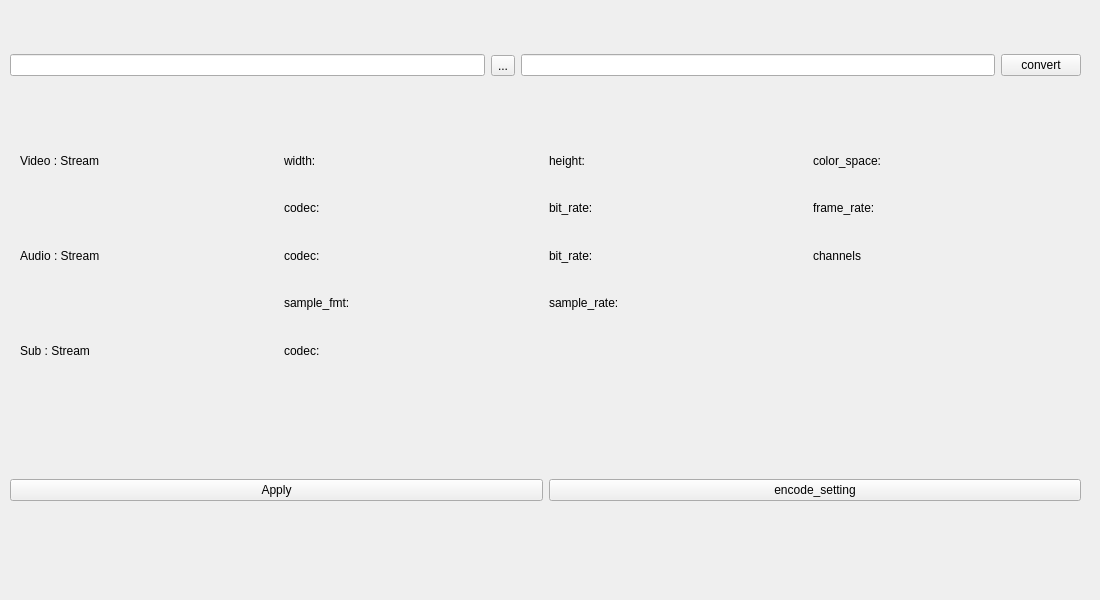
First picture: the form in widget.ui, repository JackLau1222/OpenConverter, before the edit.
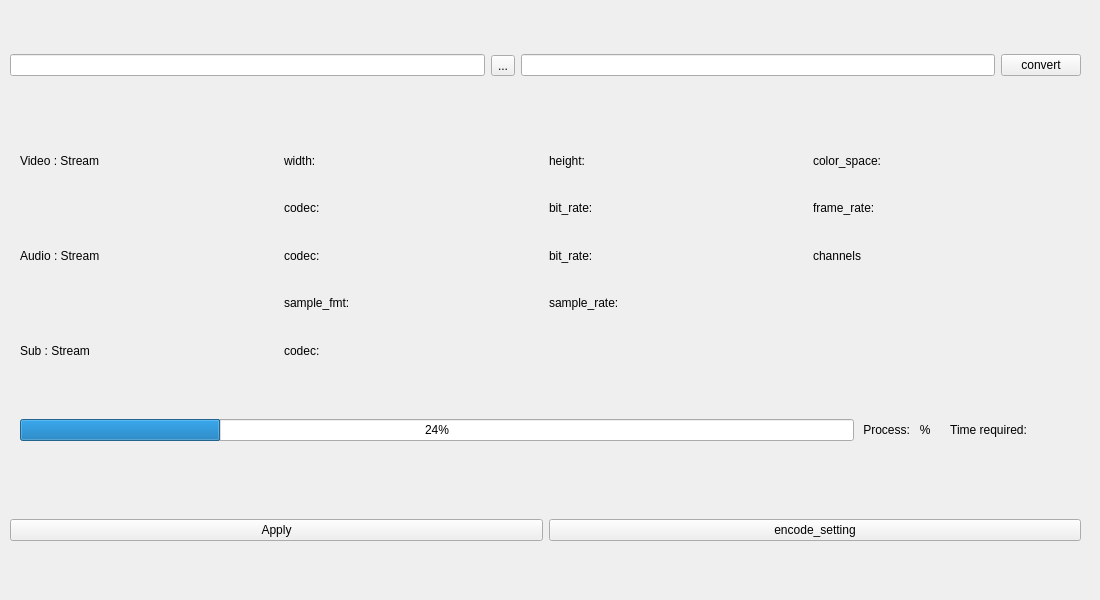
Second picture: the form after the edit.

Diff of the .ui file:
```diff
--- a/widget.ui
+++ b/widget.ui
@@ -180,7 +180,7 @@
    <property name="geometry">
     <rect>
      <x>10</x>
-     <y>450</y>
+     <y>490</y>
      <width>1071</width>
      <height>81</height>
     </rect>
@@ -202,6 +202,39 @@
     </item>
    </layout>
   </widget>
+  <widget class="QWidget" name="horizontalLayoutWidget_3">
+   <property name="geometry">
+    <rect>
+     <x>20</x>
+     <y>390</y>
+     <width>1051</width>
+     <height>80</height>
+    </rect>
+   </property>
+   <layout class="QHBoxLayout" name="horizontalLayout_3">
+    <item>
+     <widget class="QProgressBar" name="progressBar">
+      <property name="value">
+       <number>24</number>
+      </property>
+     </widget>
+    </item>
+    <item>
+     <widget class="QLabel" name="label_process">
+      <property name="text">
+       <string> Process:   %   </string>
+      </property>
+     </widget>
+    </item>
+    <item>
+     <widget class="QLabel" name="label_timeRequired">
+      <property name="text">
+       <string> Time required:             </string>
+      </property>
+     </widget>
+    </item>
+   </layout>
+  </widget>
  </widget>
  <resources/>
  <connections/>
```
